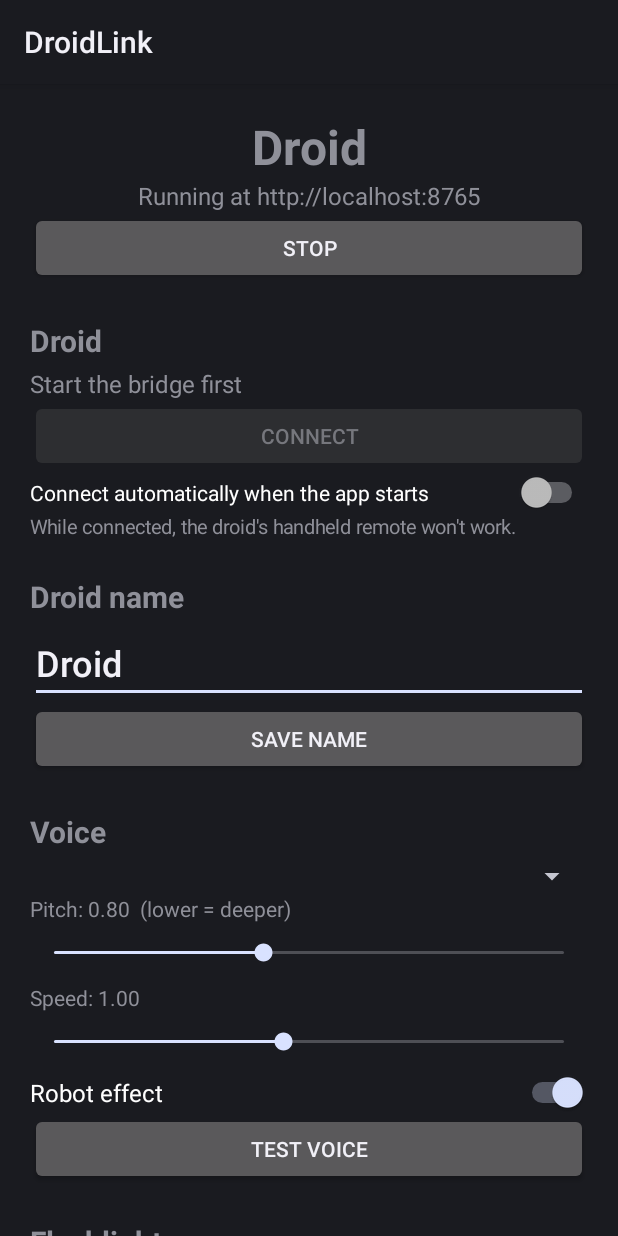
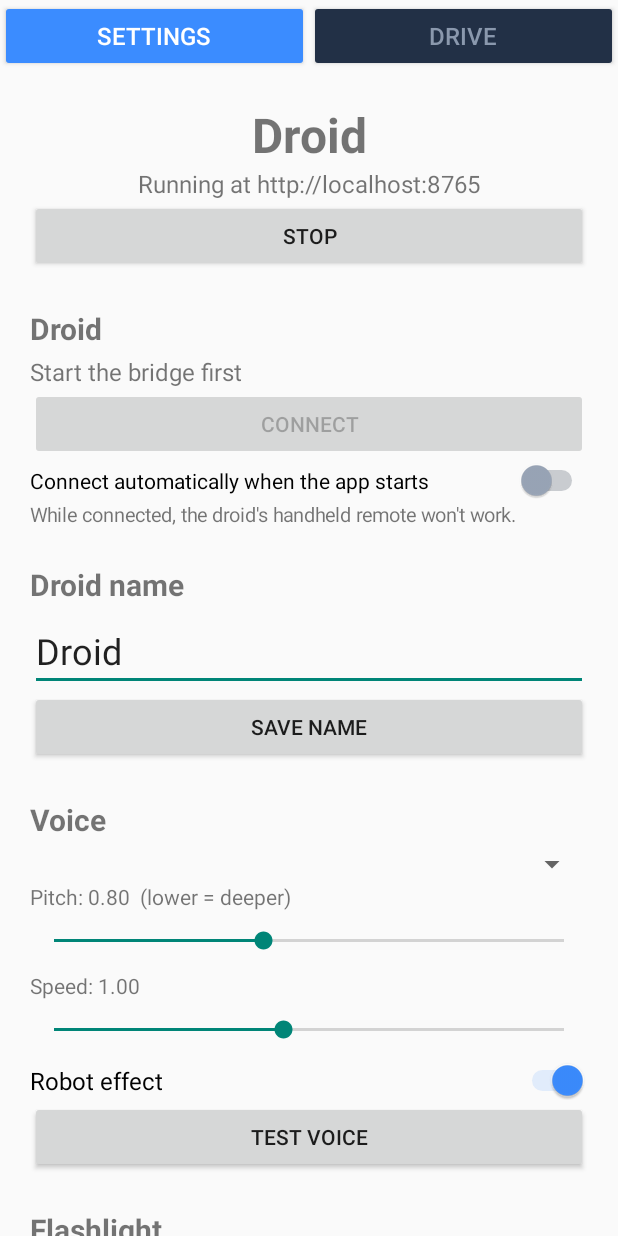
Before and after one commit to madgetr/DroidLink, an Android app: the screen it shows after launch (MainActivity), on a phone screen of 412 x 824 dp. Run offline under Robolectric (Android 15) with nearby library versions, the phone set to English and light mode, and no system bars.

Commit message:
ui fixes
Signed-off-by: madgetr <trevor.madge16@gmail.com>

```diff
--- a/android/app/build.gradle.kts
+++ b/android/app/build.gradle.kts
@@ -11,8 +11,8 @@ android {
         applicationId = "dev.droidlink"
         minSdk = 33          // Android 13+: modern BLE permissions and callbacks
         targetSdk = 35
-        versionCode = 34
-        versionName = "0.17.0"
+        versionCode = 42
+        versionName = "0.18.7"
     }
 
     buildTypes {
--- a/android/app/src/main/AndroidManifest.xml
+++ b/android/app/src/main/AndroidManifest.xml
@@ -35,6 +35,7 @@
     <application
         android:label="DroidLink"
         android:icon="@mipmap/ic_launcher"
+        android:theme="@style/DroidLinkTheme"
         android:usesCleartextTraffic="true">
 
         <activity
--- a/android/app/src/main/java/dev/droidlink/MainActivity.kt
+++ b/android/app/src/main/java/dev/droidlink/MainActivity.kt
@@ -4,6 +4,9 @@ import android.Manifest
 import android.app.Activity
 import android.content.Intent
 import android.content.pm.PackageManager
+import android.content.res.ColorStateList
+import android.graphics.Color
+import android.graphics.drawable.ColorDrawable
 import android.graphics.Typeface
 import android.net.wifi.WifiManager
 import android.os.Bundle
@@ -13,8 +16,12 @@ import android.text.InputType
 import android.view.Gravity
 import android.view.View
 import android.view.ViewGroup
+import android.view.WindowInsets
 import android.view.inputmethod.EditorInfo
 import android.view.inputmethod.InputMethodManager
+import android.webkit.WebView
+import android.webkit.WebViewClient
+import android.widget.FrameLayout
 import android.widget.AdapterView
 import android.widget.ArrayAdapter
 import android.widget.Button
@@ -28,7 +35,8 @@ import android.widget.TextView
 import android.widget.Toast
 import kotlin.concurrent.thread
 
-/** Start/stop the bridge, and a simple settings panel: droid name and voice. */
+/** Two tabs: Settings (start/stop the bridge, name, voice, flashlight) and Drive
+ *  (the same control panel the browser gets, for driving from the phone itself). */
 class MainActivity : Activity() {
 
     private lateinit var settings: Settings
@@ -47,6 +55,12 @@ class MainActivity : Activity() {
         override fun run() { refreshDroid(); ui.postDelayed(this, 2_000) }
     }
     private var voiceIds: List<String> = emptyList()
+    private lateinit var settingsPage: View
+    private lateinit var drivePage: FrameLayout
+    private var web: WebView? = null
+    private lateinit var tabSettings: Button
+    private lateinit var tabDrive: Button
+    private var driving = false
     private val ui = Handler(Looper.getMainLooper())
 
     // The first three are required; microphone and notifications are optional
@@ -61,6 +75,7 @@ class MainActivity : Activity() {
     override fun onCreate(savedInstanceState: Bundle?) {
         super.onCreate(savedInstanceState)
         settings = Settings(this)
+        actionBar?.hide()          // the tab row is the header
         setContentView(buildUi())
         // Start right away if we already have permission, so a relaunch "just works"
         if (hasPermissions() && !BridgeService.running) startBridge()
@@ -76,6 +91,12 @@ class MainActivity : Activity() {
     override fun onPause() {
         super.onPause()
         ui.removeCallbacks(droidPoll)
+        if (driving) showTab(drive = false)   // let go of the controls and stop the video
+    }
+
+    @Deprecated("Deprecated in Java")
+    override fun onBackPressed() {
+        if (driving) showTab(drive = false) else @Suppress("DEPRECATION") super.onBackPressed()
     }
 
     private fun refreshDroid() {
@@ -111,6 +132,64 @@ class MainActivity : Activity() {
     // ------------------------------------------------------------------ UI
 
     private fun buildUi(): View {
+        val root = LinearLayout(this).apply { orientation = LinearLayout.VERTICAL }
+        val tabs = LinearLayout(this).apply { orientation = LinearLayout.HORIZONTAL }
+        fun tab(label: String, drive: Boolean) = Button(this).apply {
+            text = label; textSize = 16f
+            layoutParams = LinearLayout.LayoutParams(0, ViewGroup.LayoutParams.WRAP_CONTENT, 1f)
+            setOnClickListener { showTab(drive) }
+        }
+        tabSettings = tab("Settings", false); tabDrive = tab("Drive", true)
+        tabs.addView(tabSettings); tabs.addView(tabDrive)
+        root.addView(tabs)
+
+        settingsPage = buildSettings()
+        drivePage = FrameLayout(this)
+        val fill = LinearLayout.LayoutParams(ViewGroup.LayoutParams.MATCH_PARENT, 0, 1f)
+        root.addView(settingsPage, fill)
+        root.addView(drivePage, LinearLayout.LayoutParams(ViewGroup.LayoutParams.MATCH_PARENT, 0, 1f))
+        showTab(drive = false)
+        // Android 15 draws apps edge to edge: keep clear of the status and navigation bars
+        root.setOnApplyWindowInsetsListener { v, insets ->
+            val bars = insets.getInsets(WindowInsets.Type.systemBars() or WindowInsets.Type.ime())
+            v.setPadding(bars.left, bars.top, bars.right, bars.bottom)
+            insets
+        }
+        return root
+    }
+
+    /** Drive = the bridge's own control panel (assets/index.html) in a WebView. Created
+     *  when opened and destroyed when left, so the video stream and controls stop. */
+    private fun showTab(drive: Boolean) {
+        driving = drive
+        for ((tab, current) in listOf(tabSettings to !drive, tabDrive to drive)) {
+            tab.backgroundTintList = ColorStateList.valueOf(if (current) ACCENT else PANEL)
+            tab.setTextColor(if (current) Color.WHITE else MUTED)
+        }
+        settingsPage.visibility = if (drive) View.GONE else View.VISIBLE
+        drivePage.visibility = if (drive) View.VISIBLE else View.GONE
+        drivePage.removeAllViews()
+        web?.let { it.loadUrl("about:blank"); it.destroy() }
+        web = null
+        if (!drive) { refresh(); return }
+        if (!BridgeService.running) {
+            drivePage.addView(TextView(this).apply {
+                text = "Start the bridge on the Settings tab first."
+                textSize = 18f; gravity = Gravity.CENTER
+            })
+            return
+        }
+        web = WebView(this).apply {
+            @Suppress("SetJavaScriptEnabled")
+            settings.javaScriptEnabled = true
+            settings.domStorageEnabled = true
+            webViewClient = WebViewClient()   // keep links inside the tab
+            loadUrl("http://127.0.0.1:${BridgeService.PORT}/")
+        }
+        drivePage.addView(web)
+    }
+
+    private fun buildSettings(): View {
         val pad = dp(20)
         val col = LinearLayout(this).apply {
             orientation = LinearLayout.VERTICAL
@@ -131,6 +210,7 @@ class MainActivity : Activity() {
         col.addView(droidStatus)
         col.addView(droidButton)
         col.addView(Switch(this).apply {
+            tint(this)
             text = "Connect automatically when the app starts"; textSize = 14f
             isChecked = settings.autoConnect
             setOnCheckedChangeListener { _, on -> settings.autoConnect = on }
@@ -145,7 +225,7 @@ class MainActivity : Activity() {
         nameField = EditText(this).apply {
             setText(settings.name)
             textSize = 24f
-            inputType = InputType.TYPE_CLASS_TEXT or InputType.TYPE_TEXT_FLAG_CAP_CHARACTERS
+            inputType = InputType.TYPE_CLASS_TEXT or InputType.TYPE_TEXT_FLAG_CAP_WORDS
             imeOptions = EditorInfo.IME_ACTION_DONE
             setOnEditorActionListener { _, action, _ ->
                 if (action == EditorInfo.IME_ACTION_DONE) { saveName(); true } else false
@@ -156,7 +236,7 @@ class MainActivity : Activity() {
 
         // --- voice
         col.addView(header("Voice"))
-        voiceSpinner = Spinner(this)
+        voiceSpinner = Spinner(this).apply { setPopupBackgroundDrawable(ColorDrawable(PANEL)) }
         col.addView(voiceSpinner)
 
         pitchLabel = TextView(this)
@@ -170,6 +250,7 @@ class MainActivity : Activity() {
             settings.rate = v; updateLabels()
         })
         col.addView(Switch(this).apply {
+            tint(this)
             text = "Robot effect"; textSize = 16f; isChecked = settings.robot
             setOnCheckedChangeListener { _, on -> settings.robot = on }
         })
@@ -179,7 +260,8 @@ class MainActivity : Activity() {
         col.addView(header("Flashlight"))
         val modes = listOf("auto" to "Auto (on when it's dark)", "on" to "Always on", "off" to "Off")
         col.addView(Spinner(this).apply {
-            adapter = ArrayAdapter(context, android.R.layout.simple_spinner_dropdown_item, modes.map { it.second })
+            adapter = darkAdapter(modes.map { it.second })
+            setPopupBackgroundDrawable(ColorDrawable(PANEL))
             setSelection(modes.indexOfFirst { it.first == settings.torchMode }.coerceAtLeast(0))
             onItemSelectedListener = object : AdapterView.OnItemSelectedListener {
                 override fun onItemSelected(parent: AdapterView<*>?, view: View?, pos: Int, id: Long) {
@@ -213,6 +295,23 @@ class MainActivity : Activity() {
 
         updateLabels()
         return ScrollView(this).apply { addView(col) }
+    }
+
+    /** Dropdown with light text: the stock spinner layouts draw dark text on our dark theme. */
+    private fun darkAdapter(items: List<String>) =
+        object : ArrayAdapter<String>(this, android.R.layout.simple_spinner_item, items) {
+            init { setDropDownViewResource(android.R.layout.simple_spinner_dropdown_item) }
+            override fun getView(pos: Int, convert: View?, parent: ViewGroup) =
+                super.getView(pos, convert, parent).also { (it as TextView).setTextColor(TEXT); it.textSize = 18f }
+            override fun getDropDownView(pos: Int, convert: View?, parent: ViewGroup) =
+                super.getDropDownView(pos, convert, parent).also { (it as TextView).setTextColor(TEXT) }
+        }
+
+    /** On = bright blue, off = grey: the dark theme's defaults look the same both ways. */
+    private fun tint(sw: Switch) {
+        val states = arrayOf(intArrayOf(android.R.attr.state_checked), intArrayOf())
+        sw.thumbTintList = ColorStateList(states, intArrayOf(ACCENT, Color.rgb(0x9A, 0xA6, 0xB8)))
+        sw.trackTintList = ColorStateList(states, intArrayOf(Color.argb(0x80, 0x3B, 0x8C, 0xFF), Color.rgb(0x3A, 0x45, 0x56)))
     }
 
     private fun header(text: String) = TextView(this).apply {
@@ -254,13 +353,12 @@ class MainActivity : Activity() {
     private fun loadVoices(attempt: Int = 0) {
         val v = BridgeService.voice
         if (v == null || !v.ready) {
-            if (attempt < 20) ui.postDelayed({ loadVoices(attempt + 1) }, 500)
+            if (attempt < 120) ui.postDelayed({ loadVoices(attempt + 1) }, 500)   // TTS can take a while after a restart
             return
         }
         val choices = v.voiceChoices()
         voiceIds = choices.map { it.first }
-        voiceSpinner.adapter = ArrayAdapter(this, android.R.layout.simple_spinner_dropdown_item,
-            choices.map { it.second })
+        voiceSpinner.adapter = darkAdapter(choices.map { it.second })
         voiceIds.indexOf(v.currentVoice).takeIf { it >= 0 }?.let { voiceSpinner.setSelection(it) }
         voiceSpinner.onItemSelectedListener = object : AdapterView.OnItemSelectedListener {
             override fun onItemSelected(parent: AdapterView<*>?, view: View?, pos: Int, id: Long) {
@@ -332,5 +430,11 @@ class MainActivity : Activity() {
 
     private fun dp(v: Int) = (v * resources.displayMetrics.density).toInt()
 
-    companion object { private const val REQUEST_PERMS = 1 }
+    companion object {
+        private const val REQUEST_PERMS = 1
+        private val ACCENT = Color.rgb(0x3B, 0x8C, 0xFF)   // same palette as the control panel
+        private val PANEL = Color.rgb(0x22, 0x30, 0x46)
+        private val MUTED = Color.rgb(0x8A, 0x98, 0xAD)
+        private val TEXT = Color.rgb(0xE8, 0xED, 0xF4)
+    }
 }
--- a/android/app/src/main/res/values/colors.xml
+++ b/android/app/src/main/res/values/colors.xml
@@ -1,4 +1,10 @@
 <?xml version="1.0" encoding="utf-8"?>
 <resources>
     <color name="ic_launcher_bg">#1B2433</color>
+    <!-- Same palette as the control panel -->
+    <color name="bg">#0F141C</color>
+    <color name="panel">#18202C</color>
+    <color name="text">#E8EDF4</color>
+    <color name="muted">#8A98AD</color>
+    <color name="accent">#3B8CFF</color>
 </resources>
```
Also changed, not shown: 1 other file.
